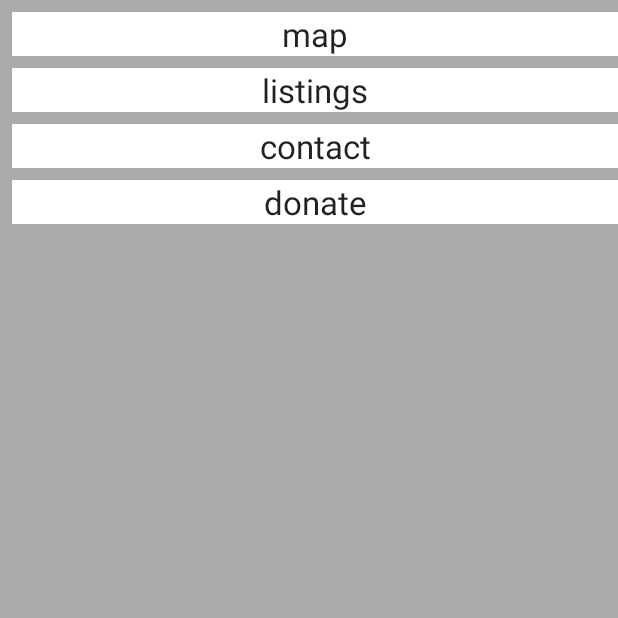
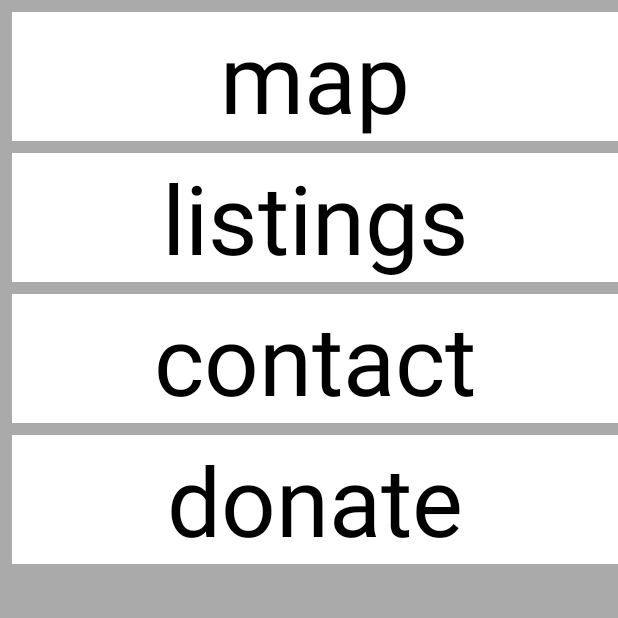
Before and after one commit to cmt218/seeking-shelter, an Android app: the screen it shows after launch (MainActivity), on a phone screen of 412 x 824 dp, the top half of it. Run offline under Robolectric (Android 15) with nearby library versions, the phone set to English and light mode, and no system bars.

Commit message:
UI updates and functioning navigation

```diff
--- a/android/app/src/main/java/fnc/com/seeking_shelter/MainActivity.kt
+++ b/android/app/src/main/java/fnc/com/seeking_shelter/MainActivity.kt
@@ -10,7 +10,11 @@ class MainActivity : FragmentActivity() {
         super.onCreate(savedInstanceState)
         setContentView(R.layout.activity_main)
 
-        supportFragmentManager.beginTransaction().add(R.id.fragment_container, HomeFragment()).commit()
+        supportFragmentManager
+                .beginTransaction()
+                .add(R.id.fragment_container, HomeFragment())
+                .addToBackStack(null)
+                .commit()
     }
 
 
--- /dev/null
+++ b/android/app/src/main/java/fnc/com/seeking_shelter/contactpage/ContactFragment.kt
@@ -0,0 +1,26 @@
+package fnc.com.seeking_shelter.contactpage
+
+import android.os.Bundle
+import android.support.v4.app.Fragment
+import android.view.LayoutInflater
+import android.view.View
+import android.view.ViewGroup
+import fnc.com.seeking_shelter.R
+
+class ContactFragment : Fragment() {
+    override fun onCreateView(inflater: LayoutInflater, container: ViewGroup?, savedInstanceState: Bundle?): View? {
+        val root = inflater.inflate(R.layout.contact_fragment, container, false)
+        return root
+    }
+
+    override fun onViewCreated(view: View, savedInstanceState: Bundle?) {
+        super.onViewCreated(view, savedInstanceState)
+    }
+
+    companion object {
+        @JvmStatic
+        fun newInstance(): ContactFragment {
+            return ContactFragment()
+        }
+    }
+}
--- /dev/null
+++ b/android/app/src/main/java/fnc/com/seeking_shelter/donatepage/DonateFragment.kt
@@ -0,0 +1,26 @@
+package fnc.com.seeking_shelter.donatepage
+
+import android.os.Bundle
+import android.support.v4.app.Fragment
+import android.view.LayoutInflater
+import android.view.View
+import android.view.ViewGroup
+import fnc.com.seeking_shelter.R
+
+class DonateFragment : Fragment() {
+    override fun onCreateView(inflater: LayoutInflater, container: ViewGroup?, savedInstanceState: Bundle?): View? {
+        val root = inflater.inflate(R.layout.donate_fragment, container, false)
+        return root
+    }
+
+    override fun onViewCreated(view: View, savedInstanceState: Bundle?) {
+        super.onViewCreated(view, savedInstanceState)
+    }
+
+    companion object {
+        @JvmStatic
+        fun newInstance(): DonateFragment {
+            return DonateFragment()
+        }
+    }
+}
--- a/android/app/src/main/java/fnc/com/seeking_shelter/homepage/HomeFragment.kt
+++ b/android/app/src/main/java/fnc/com/seeking_shelter/homepage/HomeFragment.kt
@@ -2,12 +2,16 @@ package fnc.com.seeking_shelter.homepage
 
 import android.os.Bundle
 import android.support.v4.app.Fragment
+import android.support.v4.app.ListFragment
+import android.support.v4.app.NavUtils
 import android.view.LayoutInflater
 import android.view.View
 import android.view.ViewGroup
 import fnc.com.seeking_shelter.R
+import fnc.com.seeking_shelter.contactpage.ContactFragment
+import fnc.com.seeking_shelter.donatepage.DonateFragment
+import fnc.com.seeking_shelter.listingpage.ListingFragment
 import fnc.com.seeking_shelter.mappage.MapFragment
-import kotlinx.android.synthetic.main.activity_main.*
 import kotlinx.android.synthetic.main.home_fragment.*
 
 class HomeFragment : Fragment() {
@@ -18,16 +22,20 @@ class HomeFragment : Fragment() {
     }
 
     override fun onViewCreated(view: View, savedInstanceState: Bundle?) {
-        navigate_donate.text = getString(R.string.donate)
-        navigate_contact.text = getString(R.string.contact)
-        navigate_list.text = getString(R.string.listings)
-        navigate_map.text = getString(R.string.map)
-        navigate_map.setOnClickListener( View.OnClickListener {
-            fragmentManager
-                    ?.beginTransaction()
-                    ?.hide(this)
-                    ?.add(MapFragment.newInstance(), "Map")
-                    ?.commit() })
+
+        navigate_donate.setOnClickListener(changeFragment(DonateFragment.newInstance()))
+        navigate_contact.setOnClickListener(changeFragment(ContactFragment.newInstance()))
+        navigate_list.setOnClickListener(changeFragment(ListingFragment.newInstance()))
+        navigate_map.setOnClickListener(changeFragment(MapFragment.newInstance()))
+
         super.onViewCreated(view, savedInstanceState)
     }
+
+    fun changeFragment(fragment: Fragment): View.OnClickListener = View.OnClickListener {
+        fragmentManager!!
+                .beginTransaction()
+                .replace(R.id.fragment_container, fragment)
+                .addToBackStack(null)
+                .commit()
+    }
 }
--- /dev/null
+++ b/android/app/src/main/java/fnc/com/seeking_shelter/listingpage/ListingFragment.kt
@@ -0,0 +1,26 @@
+package fnc.com.seeking_shelter.listingpage
+
+import android.support.v4.app.Fragment
+import android.os.Bundle
+import android.view.LayoutInflater
+import android.view.View
+import android.view.ViewGroup
+import fnc.com.seeking_shelter.R
+
+class ListingFragment : Fragment() {
+    override fun onCreateView(inflater: LayoutInflater, container: ViewGroup?, savedInstanceState: Bundle?): View? {
+        val root = inflater.inflate(R.layout.listing_fragment, container, false)
+        return root
+    }
+
+    override fun onViewCreated(view: View, savedInstanceState: Bundle?) {
+        super.onViewCreated(view, savedInstanceState)
+    }
+
+    companion object {
+        @JvmStatic
+        fun newInstance(): ListingFragment {
+            return ListingFragment()
+        }
+    }
+}
--- a/android/app/src/main/res/layout/home_fragment.xml
+++ b/android/app/src/main/res/layout/home_fragment.xml
@@ -16,7 +16,8 @@
         android:background="@android:color/white"
         android:gravity="center_horizontal"
         android:text="@string/donate"
-        android:textAppearance="@style/TextAppearance.AppCompat.Large"
+        android:textColor="@android:color/black"
+        android:textSize="64dp"
         app:layout_constraintStart_toStartOf="parent"
         app:layout_constraintTop_toBottomOf="@+id/navigate_contact" />
 
@@ -31,7 +32,8 @@
         android:background="@android:color/white"
         android:gravity="center_horizontal"
         android:text="@string/contact"
-        android:textAppearance="@style/TextAppearance.AppCompat.Large"
+        android:textColor="@android:color/black"
+        android:textSize="64dp"
         app:layout_constraintStart_toStartOf="parent"
         app:layout_constraintTop_toBottomOf="@+id/navigate_list" />
 
@@ -46,7 +48,8 @@
         android:background="@android:color/white"
         android:gravity="center_horizontal"
         android:text="@string/listings"
-        android:textAppearance="@style/TextAppearance.AppCompat.Large"
+        android:textColor="@android:color/black"
+        android:textSize="64dp"
         app:layout_constraintStart_toStartOf="parent"
         app:layout_constraintTop_toBottomOf="@+id/navigate_map" />
 
@@ -61,7 +64,8 @@
         android:background="@android:color/white"
         android:gravity="center_horizontal"
         android:text="@string/map"
-        android:textAppearance="@style/TextAppearance.AppCompat.Large"
+        android:textColor="@android:color/black"
+        android:textSize="64dp"
         app:layout_constraintStart_toStartOf="parent"
         app:layout_constraintTop_toTopOf="parent" />
 
```
Also changed, not shown: android/app/src/main/res/layout/contact_fragment.xml (added, +7 -0 lines), android/app/src/main/res/layout/donate_fragment.xml (added, +7 -0 lines), android/app/src/main/res/layout/listing_fragment.xml (added, +7 -0 lines), android/app/src/main/res/layout/map_fragment.xml (+3 -14 lines).
